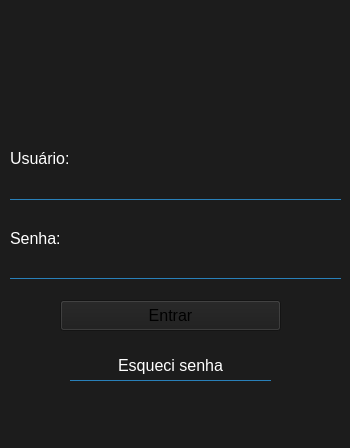
Before: the Qt Designer form ui/MainLogin.ui in Locked666/My-Finance-QtDesigner, drawn with Qt 5.
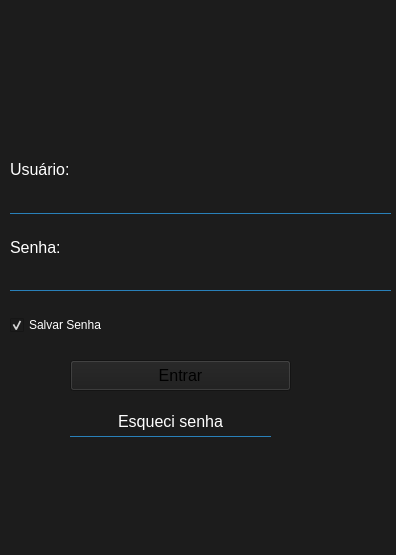
After: the same form once the commit is applied. Icons and pictures are not drawn.

```diff
--- a/ui/MainLogin.ui
+++ b/ui/MainLogin.ui
@@ -6,21 +6,42 @@
    <rect>
     <x>0</x>
     <y>0</y>
-    <width>350</width>
-    <height>448</height>
+    <width>396</width>
+    <height>555</height>
    </rect>
   </property>
   <property name="windowTitle">
    <string>Dialog</string>
   </property>
+  <layout class="QVBoxLayout" name="verticalLayout">
+   <property name="spacing">
+    <number>0</number>
+   </property>
+   <property name="leftMargin">
+    <number>0</number>
+   </property>
+   <property name="topMargin">
+    <number>0</number>
+   </property>
+   <property name="rightMargin">
+    <number>0</number>
+   </property>
+   <property name="bottomMargin">
+    <number>0</number>
+   </property>
+   <item>
   <widget class="QFrame" name="Mainframe">
-   <property name="geometry">
-    <rect>
-     <x>0</x>
-     <y>0</y>
-     <width>350</width>
-     <height>448</height>
-    </rect>
+     <property name="minimumSize">
+      <size>
+       <width>396</width>
+       <height>555</height>
+      </size>
+     </property>
+     <property name="maximumSize">
+      <size>
+       <width>396</width>
+       <height>555</height>
+      </size>
    </property>
    <property name="toolTip">
     <string/>
@@ -38,14 +59,87 @@
    <property name="frameShadow">
     <enum>QFrame::Raised</enum>
    </property>
+     <widget class="QLabel" name="label_version">
+      <property name="geometry">
+       <rect>
+        <x>10</x>
+        <y>10</y>
+        <width>211</width>
+        <height>16</height>
+       </rect>
+      </property>
+      <property name="font">
+       <font>
+        <pointsize>12</pointsize>
+       </font>
+      </property>
+      <property name="styleSheet">
+       <string notr="true">color: rgb(255, 255, 255);</string>
+      </property>
+      <property name="text">
+       <string/>
+      </property>
+     </widget>
+     <widget class="QLabel" name="label">
+      <property name="geometry">
+       <rect>
+        <x>100</x>
+        <y>-20</y>
+        <width>221</width>
+        <height>191</height>
+       </rect>
+      </property>
+      <property name="text">
+       <string>&lt;html&gt;&lt;head/&gt;&lt;body&gt;&lt;p&gt;&lt;img src=&quot;:/icons/image_prin.png&quot;width=&quot;200&quot; height=&quot;200&quot;/&gt;&lt;/p&gt;&lt;/body&gt;&lt;/html&gt;</string>
+      </property>
+     </widget>
+     <widget class="QWidget" name="">
+      <property name="geometry">
+       <rect>
+        <x>10</x>
+        <y>160</y>
+        <width>381</width>
+        <height>277</height>
+       </rect>
+      </property>
+      <layout class="QVBoxLayout" name="verticalLayout_7">
+       <property name="spacing">
+        <number>25</number>
+       </property>
+       <item>
+        <layout class="QVBoxLayout" name="verticalLayout_6">
+         <item>
+          <layout class="QVBoxLayout" name="verticalLayout_5">
+           <property name="spacing">
+            <number>25</number>
+           </property>
+           <item>
+            <layout class="QVBoxLayout" name="verticalLayout_2">
+             <property name="spacing">
+              <number>15</number>
+             </property>
+             <item>
+              <widget class="QLabel" name="label_user">
+               <property name="font">
+                <font>
+                 <pointsize>12</pointsize>
+                </font>
+               </property>
+               <property name="styleSheet">
+                <string notr="true">color: rgb(255, 255, 255);</string>
+               </property>
+               <property name="text">
+                <string>Usuário:</string>
+               </property>
+              </widget>
+             </item>
+             <item>
    <widget class="QLineEdit" name="text_usuario">
-    <property name="geometry">
-     <rect>
-      <x>10</x>
-      <y>180</y>
+               <property name="minimumSize">
+                <size>
       <width>331</width>
       <height>20</height>
-     </rect>
+                </size>
     </property>
     <property name="font">
      <font>
@@ -66,21 +160,43 @@
      <string/>
     </property>
    </widget>
+             </item>
+            </layout>
+           </item>
+           <item>
+            <layout class="QVBoxLayout" name="verticalLayout_3">
+             <property name="spacing">
+              <number>15</number>
+             </property>
+             <item>
+              <widget class="QLabel" name="label_password">
+               <property name="font">
+                <font>
+                 <pointsize>12</pointsize>
+                </font>
+               </property>
+               <property name="styleSheet">
+                <string notr="true">color: rgb(255, 255, 255);</string>
+               </property>
+               <property name="text">
+                <string>Senha:</string>
+               </property>
+              </widget>
+             </item>
+             <item>
    <widget class="QLineEdit" name="text_password">
-    <property name="geometry">
-     <rect>
-      <x>10</x>
-      <y>260</y>
-      <width>331</width>
-      <height>19</height>
-     </rect>
-    </property>
     <property name="sizePolicy">
      <sizepolicy hsizetype="Expanding" vsizetype="Maximum">
       <horstretch>0</horstretch>
       <verstretch>0</verstretch>
      </sizepolicy>
     </property>
+               <property name="minimumSize">
+                <size>
+                 <width>331</width>
+                 <height>19</height>
+                </size>
+               </property>
     <property name="font">
      <font>
       <pointsize>10</pointsize>
@@ -108,57 +224,52 @@
     <property name="echoMode">
      <enum>QLineEdit::Password</enum>
     </property>
-   </widget>
-   <widget class="QLabel" name="label_user">
-    <property name="geometry">
-     <rect>
-      <x>10</x>
-      <y>150</y>
-      <width>71</width>
-      <height>16</height>
-     </rect>
-    </property>
-    <property name="font">
-     <font>
-      <pointsize>12</pointsize>
-     </font>
-    </property>
+               <property name="clearButtonEnabled">
+                <bool>false</bool>
+               </property>
+              </widget>
+             </item>
+            </layout>
+           </item>
+          </layout>
+         </item>
+         <item>
+          <widget class="QCheckBox" name="checkBox">
     <property name="styleSheet">
-     <string notr="true">color: rgb(255, 255, 255);</string>
+            <string notr="true">color: rgb(255, 255, 255);
+font: 12pt &quot;Segoe UI&quot;;</string>
     </property>
     <property name="text">
-     <string>Usuário:</string>
-    </property>
-   </widget>
-   <widget class="QLabel" name="label_password">
-    <property name="geometry">
-     <rect>
-      <x>10</x>
-      <y>230</y>
-      <width>71</width>
-      <height>16</height>
-     </rect>
-    </property>
-    <property name="font">
-     <font>
-      <pointsize>12</pointsize>
-     </font>
-    </property>
-    <property name="styleSheet">
-     <string notr="true">color: rgb(255, 255, 255);</string>
-    </property>
-    <property name="text">
-     <string>Senha:</string>
-    </property>
-   </widget>
+            <string>Salvar Senha</string>
+           </property>
+           <property name="checked">
+            <bool>true</bool>
+           </property>
+          </widget>
+         </item>
+        </layout>
+       </item>
+       <item>
+        <layout class="QVBoxLayout" name="verticalLayout_4">
+         <property name="spacing">
+          <number>15</number>
+         </property>
+         <property name="leftMargin">
+          <number>60</number>
+         </property>
+         <item>
    <widget class="QPushButton" name="bnt_entrar">
-    <property name="geometry">
-     <rect>
-      <x>60</x>
-      <y>300</y>
+           <property name="minimumSize">
+            <size>
       <width>221</width>
       <height>31</height>
-     </rect>
+            </size>
+           </property>
+           <property name="maximumSize">
+            <size>
+             <width>221</width>
+             <height>31</height>
+            </size>
     </property>
     <property name="font">
      <font>
@@ -198,14 +309,20 @@
      <bool>false</bool>
     </property>
    </widget>
+         </item>
+         <item>
    <widget class="QPushButton" name="bnt_reset_password">
-    <property name="geometry">
-     <rect>
-      <x>70</x>
-      <y>350</y>
+           <property name="minimumSize">
+            <size>
       <width>201</width>
       <height>31</height>
-     </rect>
+            </size>
+           </property>
+           <property name="maximumSize">
+            <size>
+             <width>201</width>
+             <height>31</height>
+            </size>
     </property>
     <property name="font">
      <font>
@@ -242,28 +359,14 @@
      <string>Esqueci senha</string>
     </property>
    </widget>
-   <widget class="QLabel" name="label_version">
-    <property name="geometry">
-     <rect>
-      <x>10</x>
-      <y>10</y>
-      <width>211</width>
-      <height>16</height>
-     </rect>
-    </property>
-    <property name="font">
-     <font>
-      <pointsize>12</pointsize>
-     </font>
-    </property>
-    <property name="styleSheet">
-     <string notr="true">color: rgb(255, 255, 255);</string>
-    </property>
-    <property name="text">
-     <string/>
-    </property>
-   </widget>
-  </widget>
+         </item>
+        </layout>
+       </item>
+      </layout>
+     </widget>
+    </widget>
+   </item>
+  </layout>
  </widget>
  <resources/>
  <connections/>
```
Left out of the diff: 4 changed lines with no effect on the pictures. Lines whose indentation alone changed are shown as unchanged.
